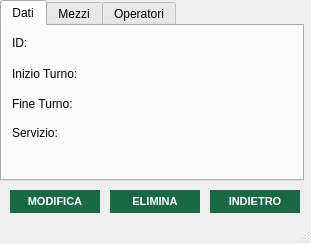
Qt form src/main/gui/visualizza_turno.ui (OT-Rax/AnconAmbiente) before a commit.
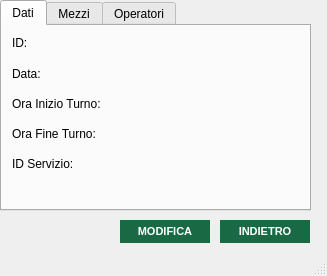
The same form after that commit. The open tabs and pages were chosen to show the change. Icons and pictures are not drawn.

The edit to the form file:
```diff
--- a/src/main/gui/visualizza_turno.ui
+++ b/src/main/gui/visualizza_turno.ui
@@ -6,8 +6,8 @@
    <rect>
     <x>0</x>
     <y>0</y>
-    <width>311</width>
-    <height>244</height>
+    <width>327</width>
+    <height>276</height>
    </rect>
   </property>
   <property name="windowTitle">
@@ -21,8 +21,8 @@
    <widget class="QPushButton" name="annulla_button">
     <property name="geometry">
      <rect>
-      <x>210</x>
-      <y>190</y>
+      <x>220</x>
+      <y>220</y>
       <width>90</width>
       <height>23</height>
      </rect>
@@ -48,41 +48,11 @@
      <string>INDIETRO</string>
     </property>
    </widget>
-   <widget class="QPushButton" name="elimina_button">
-    <property name="geometry">
-     <rect>
-      <x>110</x>
-      <y>190</y>
-      <width>90</width>
-      <height>23</height>
-     </rect>
-    </property>
-    <property name="styleSheet">
-     <string notr="true">QPushButton{
-background-color:rgb(24, 105, 68);
-color: white;
-border-style: outset;
-font:  bold 11px
-
-
-}
-
-QPushButton:hover{
-background-color:rgb(170, 203, 108);
-color: white;
-border-style: outset;
-font:  bold 11px
-}</string>
-    </property>
-    <property name="text">
-     <string>ELIMINA</string>
-    </property>
-   </widget>
    <widget class="QPushButton" name="modifica_button">
     <property name="geometry">
      <rect>
-      <x>10</x>
-      <y>190</y>
+      <x>120</x>
+      <y>220</y>
       <width>90</width>
       <height>23</height>
      </rect>
@@ -113,8 +83,8 @@
      <rect>
       <x>0</x>
       <y>0</y>
-      <width>304</width>
-      <height>181</height>
+      <width>311</width>
+      <height>211</height>
      </rect>
     </property>
     <property name="currentIndex">
@@ -128,46 +98,46 @@
       <property name="geometry">
        <rect>
         <x>10</x>
-        <y>40</y>
-        <width>81</width>
+        <y>70</y>
+        <width>111</width>
         <height>16</height>
        </rect>
       </property>
       <property name="text">
-       <string>Inizio Turno:</string>
+       <string>Ora Inizio Turno:</string>
       </property>
      </widget>
      <widget class="QLabel" name="label_7">
       <property name="geometry">
        <rect>
         <x>10</x>
-        <y>70</y>
-        <width>81</width>
+        <y>100</y>
+        <width>111</width>
         <height>16</height>
        </rect>
       </property>
       <property name="text">
-       <string>Fine Turno:</string>
+       <string>Ora Fine Turno:</string>
       </property>
      </widget>
      <widget class="QLabel" name="label_8">
       <property name="geometry">
        <rect>
         <x>10</x>
-        <y>100</y>
-        <width>47</width>
-        <height>13</height>
+        <y>130</y>
+        <width>81</width>
+        <height>16</height>
        </rect>
       </property>
       <property name="text">
-       <string>Servizio:</string>
+       <string>ID Servizio:</string>
       </property>
      </widget>
      <widget class="QLabel" name="ora_inizio_label">
       <property name="geometry">
        <rect>
-        <x>90</x>
-        <y>40</y>
+        <x>120</x>
+        <y>70</y>
         <width>100</width>
         <height>13</height>
        </rect>
@@ -179,8 +149,8 @@
      <widget class="QLabel" name="ora_fine_label">
       <property name="geometry">
        <rect>
-        <x>90</x>
-        <y>70</y>
+        <x>120</x>
+        <y>100</y>
         <width>100</width>
         <height>13</height>
        </rect>
@@ -193,7 +163,7 @@
       <property name="geometry">
        <rect>
         <x>90</x>
-        <y>100</y>
+        <y>130</y>
         <width>100</width>
         <height>13</height>
        </rect>
@@ -228,6 +198,32 @@
        <string/>
       </property>
      </widget>
+     <widget class="QLabel" name="label_6">
+      <property name="geometry">
+       <rect>
+        <x>10</x>
+        <y>40</y>
+        <width>111</width>
+        <height>16</height>
+       </rect>
+      </property>
+      <property name="text">
+       <string>Data:</string>
+      </property>
+     </widget>
+     <widget class="QLabel" name="data_label">
+      <property name="geometry">
+       <rect>
+        <x>120</x>
+        <y>40</y>
+        <width>111</width>
+        <height>16</height>
+       </rect>
+      </property>
+      <property name="text">
+       <string/>
+      </property>
+     </widget>
     </widget>
     <widget class="QWidget" name="mezzi_widget_2">
      <attribute name="title">
```
Left out of the diff: 14 changed lines with no effect on the pictures.
